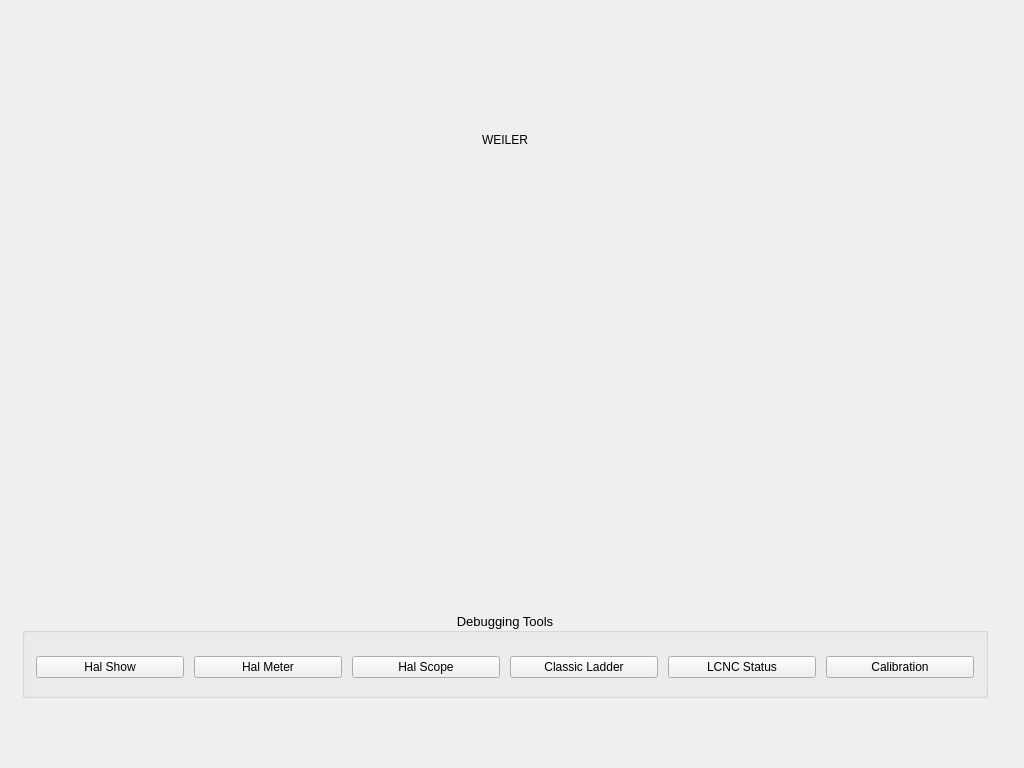
Above: src/teachinlathe/ui/mainwindow.ui from 85vmh/teachinlathe before the change. Below: the same form after it.
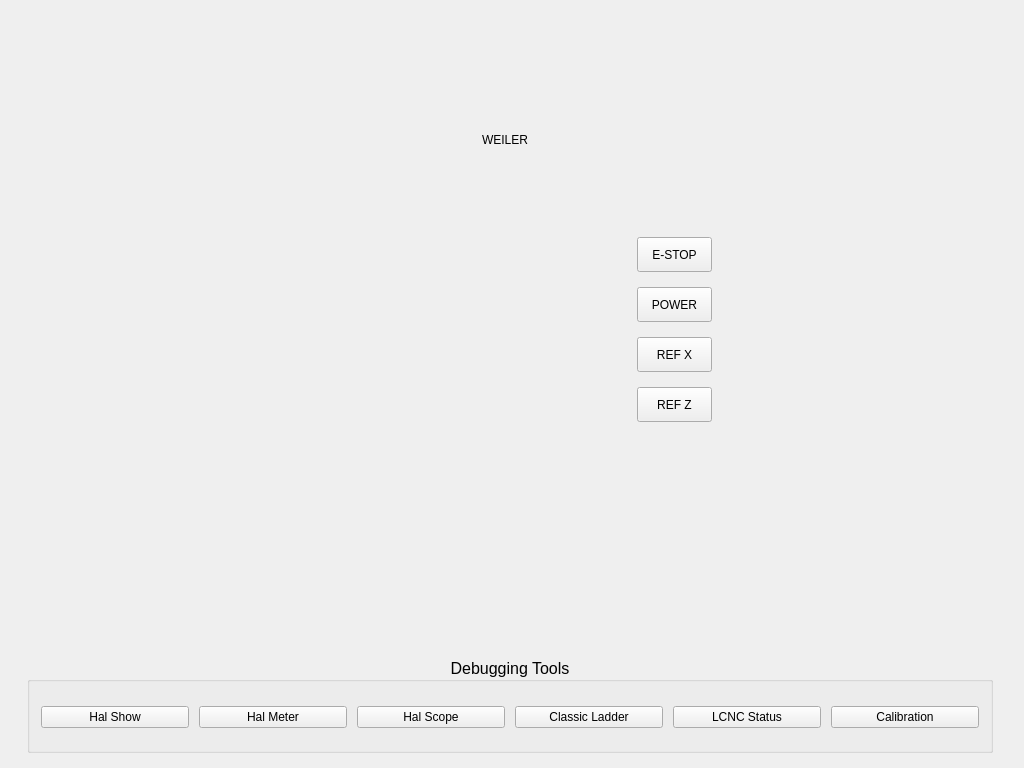
That is the form after the change. The open tabs and pages were chosen to show the change. Icons and pictures are not drawn. Custom widgets are drawn as their Qt base class.

The edit to the form file:
```diff
--- a/src/teachinlathe/ui/mainwindow.ui
+++ b/src/teachinlathe/ui/mainwindow.ui
@@ -68,6 +68,12 @@
        </property>
        <item>
         <widget class="VCPStackedWidget" name="stackedWidget">
+         <property name="sizePolicy">
+          <sizepolicy hsizetype="Preferred" vsizetype="Preferred">
+           <horstretch>0</horstretch>
+           <verstretch>0</verstretch>
+          </sizepolicy>
+         </property>
          <property name="currentIndex">
           <number>1</number>
          </property>
@@ -210,15 +216,15 @@
           <widget class="QGroupBox" name="groupBox">
            <property name="geometry">
             <rect>
-             <x>20</x>
-             <y>610</y>
+             <x>25</x>
+             <y>655</y>
              <width>966</width>
-             <height>86</height>
+             <height>96</height>
             </rect>
            </property>
            <property name="font">
             <font>
-             <pointsize>10</pointsize>
+             <pointsize>12</pointsize>
             </font>
            </property>
            <property name="styleSheet">
@@ -241,7 +247,7 @@
             <property name="geometry">
              <rect>
               <x>10</x>
-              <y>30</y>
+              <y>35</y>
               <width>946</width>
               <height>51</height>
              </rect>
@@ -319,6 +325,174 @@
             </layout>
            </widget>
           </widget>
+          <widget class="ActionButton" name="exit_button_3">
+           <property name="geometry">
+            <rect>
+             <x>635</x>
+             <y>235</y>
+             <width>75</width>
+             <height>35</height>
+            </rect>
+           </property>
+           <property name="sizePolicy">
+            <sizepolicy hsizetype="Fixed" vsizetype="Fixed">
+             <horstretch>0</horstretch>
+             <verstretch>0</verstretch>
+            </sizepolicy>
+           </property>
+           <property name="minimumSize">
+            <size>
+             <width>75</width>
+             <height>35</height>
+            </size>
+           </property>
+           <property name="maximumSize">
+            <size>
+             <width>75</width>
+             <height>35</height>
+            </size>
+           </property>
+           <property name="focusPolicy">
+            <enum>Qt::NoFocus</enum>
+           </property>
+           <property name="styleSheet">
+            <string notr="true">QPushButton {
+   	font: 15pt &quot;Bebas Kai&quot;;
+}</string>
+           </property>
+           <property name="text">
+            <string>E-STOP</string>
+           </property>
+           <property name="checkable">
+            <bool>true</bool>
+           </property>
+           <property name="actionName" stdset="0">
+            <string>machine.estop.toggle</string>
+           </property>
+          </widget>
+          <widget class="ActionButton" name="power_button_3">
+           <property name="geometry">
+            <rect>
+             <x>635</x>
+             <y>285</y>
+             <width>75</width>
+             <height>35</height>
+            </rect>
+           </property>
+           <property name="sizePolicy">
+            <sizepolicy hsizetype="Fixed" vsizetype="Fixed">
+             <horstretch>0</horstretch>
+             <verstretch>0</verstretch>
+            </sizepolicy>
+           </property>
+           <property name="minimumSize">
+            <size>
+             <width>75</width>
+             <height>35</height>
+            </size>
+           </property>
+           <property name="maximumSize">
+            <size>
+             <width>75</width>
+             <height>35</height>
+            </size>
+           </property>
+           <property name="focusPolicy">
+            <enum>Qt::NoFocus</enum>
+           </property>
+           <property name="styleSheet">
+            <string notr="true">QPushButton {
+   	font: 15pt &quot;Bebas Kai&quot;;
+}</string>
+           </property>
+           <property name="text">
+            <string>POWER</string>
+           </property>
+           <property name="checkable">
+            <bool>true</bool>
+           </property>
+           <property name="actionName" stdset="0">
+            <string>machine.power.toggle</string>
+           </property>
+          </widget>
+          <widget class="ActionButton" name="axisactionbutton_7">
+           <property name="geometry">
+            <rect>
+             <x>635</x>
+             <y>335</y>
+             <width>75</width>
+             <height>35</height>
+            </rect>
+           </property>
+           <property name="sizePolicy">
+            <sizepolicy hsizetype="Preferred" vsizetype="Fixed">
+             <horstretch>0</horstretch>
+             <verstretch>0</verstretch>
+            </sizepolicy>
+           </property>
+           <property name="minimumSize">
+            <size>
+             <width>75</width>
+             <height>35</height>
+            </size>
+           </property>
+           <property name="maximumSize">
+            <size>
+             <width>60</width>
+             <height>40</height>
+            </size>
+           </property>
+           <property name="styleSheet">
+            <string notr="true">QPushButton {
+   	font: 15pt &quot;Bebas Kai&quot;;
+}</string>
+           </property>
+           <property name="text">
+            <string>REF X</string>
+           </property>
+           <property name="actionName" stdset="0">
+            <string>machine.home.axis:x</string>
+           </property>
+          </widget>
+          <widget class="ActionButton" name="axisactionbutton_8">
+           <property name="geometry">
+            <rect>
+             <x>635</x>
+             <y>385</y>
+             <width>75</width>
+             <height>35</height>
+            </rect>
+           </property>
+           <property name="sizePolicy">
+            <sizepolicy hsizetype="Preferred" vsizetype="Fixed">
+             <horstretch>0</horstretch>
+             <verstretch>0</verstretch>
+            </sizepolicy>
+           </property>
+           <property name="minimumSize">
+            <size>
+             <width>75</width>
+             <height>35</height>
+            </size>
+           </property>
+           <property name="maximumSize">
+            <size>
+             <width>60</width>
+             <height>40</height>
+            </size>
+           </property>
+           <property name="styleSheet">
+            <string notr="true">QPushButton {
+   	font: 15pt &quot;Bebas Kai&quot;;
+}</string>
+           </property>
+           <property name="text">
+            <string>REF Z</string>
+           </property>
+           <property name="actionName" stdset="0">
+            <string>machine.home.axis:z</string>
+           </property>
+          </widget>
          </widget>
          <widget class="QWidget" name="pageReady">
           <widget class="QTabWidget" name="tabWidget">
```
Left out of the diff: 31 changed lines with no effect on the pictures.
